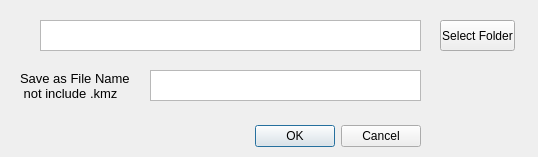
Above: ui_photo_to_kmz.ui from tmizu23/photo_to_kmz before the change. Below: the same form after it.
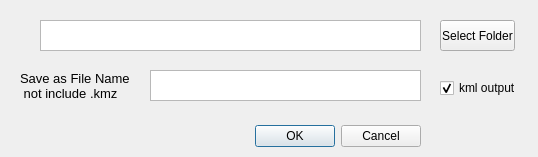
That is the form after the change.

Commit message: support kmz or kml selection #1

The edit to the form file:
```diff
--- a/ui_photo_to_kmz.ui
+++ b/ui_photo_to_kmz.ui
@@ -91,6 +91,22 @@
     <string>Select Folder</string>
    </property>
   </widget>
+  <widget class="QCheckBox" name="checkBox">
+   <property name="geometry">
+    <rect>
+     <x>440</x>
+     <y>80</y>
+     <width>75</width>
+     <height>16</height>
+    </rect>
+   </property>
+   <property name="text">
+    <string>kml output</string>
+   </property>
+   <property name="checked">
+    <bool>true</bool>
+   </property>
+  </widget>
  </widget>
  <resources/>
  <connections>
```
Left out of the diff: 4 changed lines with no effect on the pictures. The commit also changes 2 other files.
